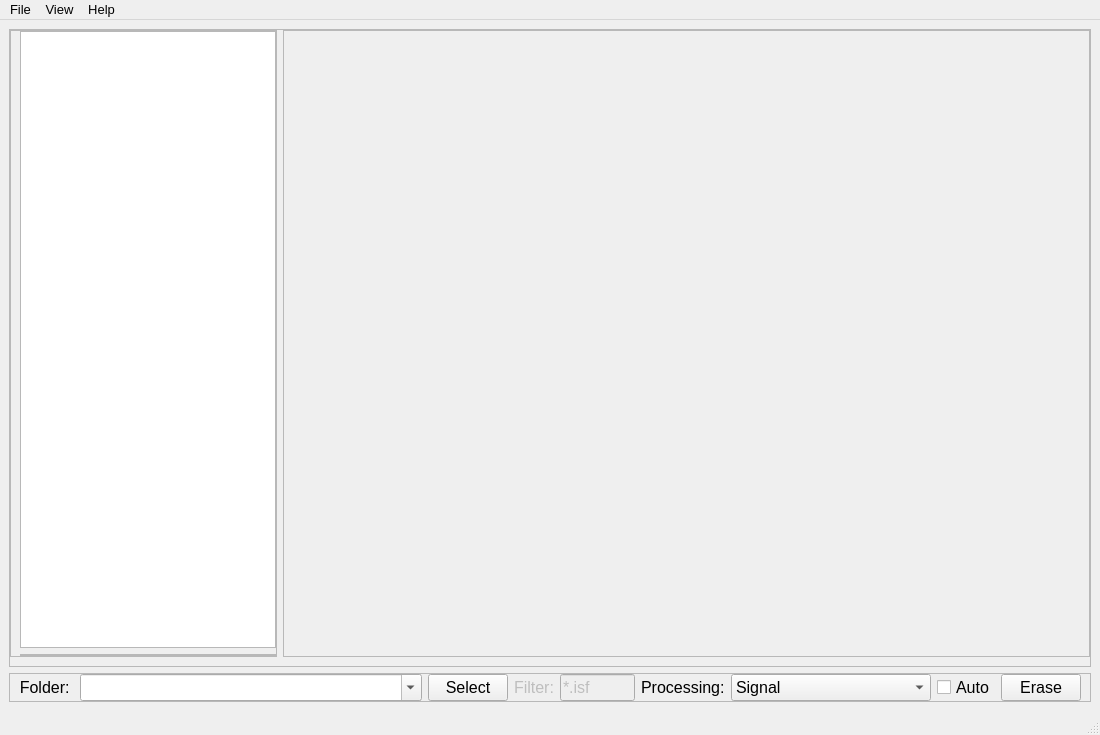
The window that PyTec.ui (salinsalins/Tectronix) describes before a commit, drawn with Qt 5.
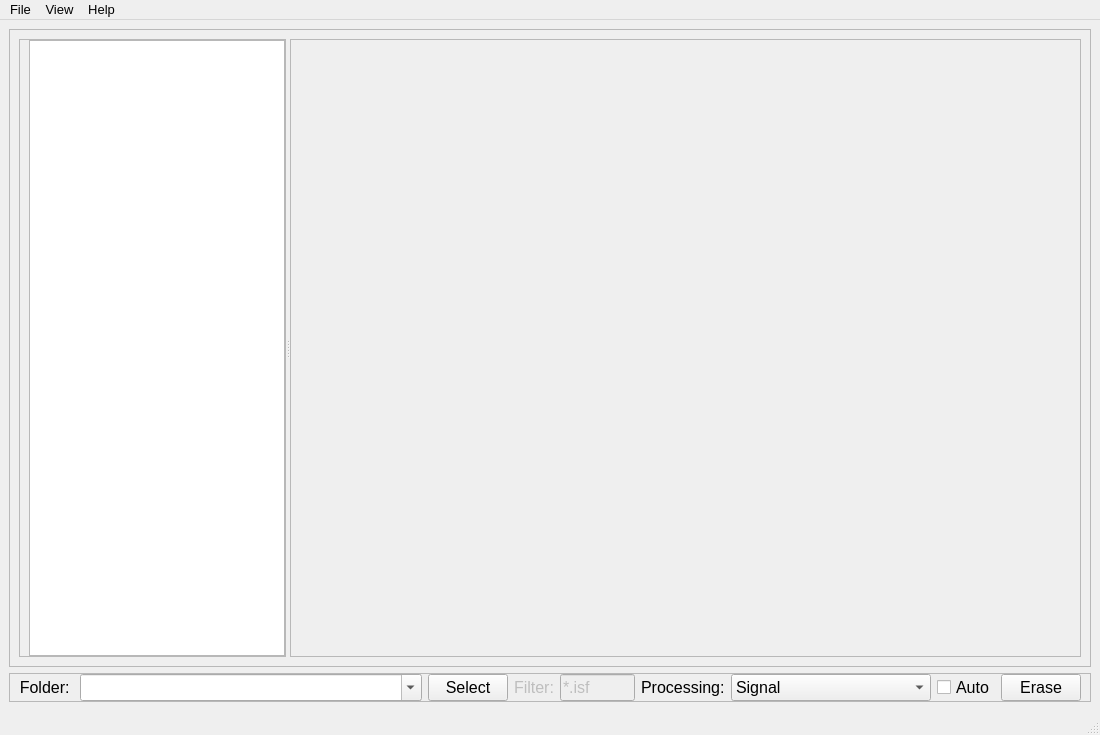
The same window after the commit.

What changed in the file:
```diff
--- a/PyTec.ui
+++ b/PyTec.ui
@@ -43,17 +43,12 @@
       <property name="frameShadow">
        <enum>QFrame::Raised</enum>
       </property>
-      <layout class="QHBoxLayout" name="horizontalLayout">
-       <property name="leftMargin">
-        <number>0</number>
-       </property>
-       <property name="topMargin">
-        <number>0</number>
-       </property>
-       <property name="rightMargin">
-        <number>0</number>
-       </property>
+      <layout class="QVBoxLayout" name="verticalLayout_3">
        <item>
+        <widget class="QSplitter" name="splitter">
+         <property name="orientation">
+          <enum>Qt::Horizontal</enum>
+         </property>
         <widget class="QFrame" name="frame_5">
          <property name="frameShape">
           <enum>QFrame::StyledPanel</enum>
@@ -95,34 +90,8 @@
             </property>
            </widget>
           </item>
-          <item>
-           <widget class="QFrame" name="frame_6">
-            <property name="frameShape">
-             <enum>QFrame::StyledPanel</enum>
-            </property>
-            <property name="frameShadow">
-             <enum>QFrame::Raised</enum>
-            </property>
-            <layout class="QHBoxLayout" name="horizontalLayout_4">
-             <property name="leftMargin">
-              <number>0</number>
-             </property>
-             <property name="topMargin">
-              <number>0</number>
-             </property>
-             <property name="rightMargin">
-              <number>0</number>
-             </property>
-             <property name="bottomMargin">
-              <number>0</number>
-             </property>
-            </layout>
-           </widget>
-          </item>
-         </layout>
-        </widget>
-       </item>
-       <item>
+          </layout>
+         </widget>
         <widget class="QFrame" name="frame_3">
          <property name="sizePolicy">
           <sizepolicy hsizetype="Preferred" vsizetype="Preferred">
@@ -151,12 +120,19 @@
           </property>
          </layout>
         </widget>
+        </widget>
        </item>
       </layout>
      </widget>
     </item>
     <item>
      <widget class="QFrame" name="frame_2">
+      <property name="sizePolicy">
+       <sizepolicy hsizetype="Preferred" vsizetype="Maximum">
+        <horstretch>0</horstretch>
+        <verstretch>0</verstretch>
+       </sizepolicy>
+      </property>
       <property name="frameShape">
        <enum>QFrame::StyledPanel</enum>
       </property>
@@ -392,7 +368,7 @@
      <x>0</x>
      <y>0</y>
      <width>1100</width>
-     <height>23</height>
+     <height>34</height>
     </rect>
    </property>
    <property name="font">
```
Lines whose indentation alone changed are shown as unchanged.
